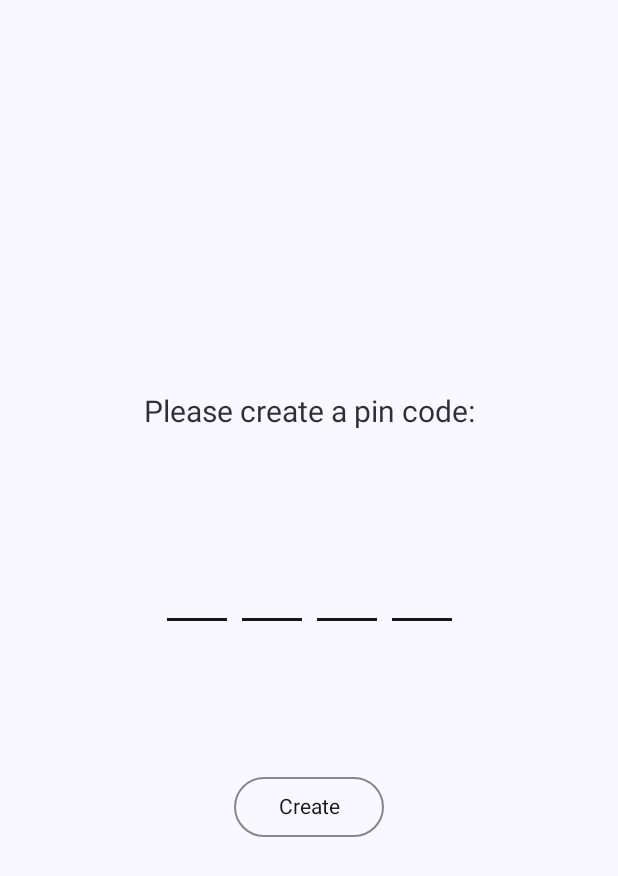
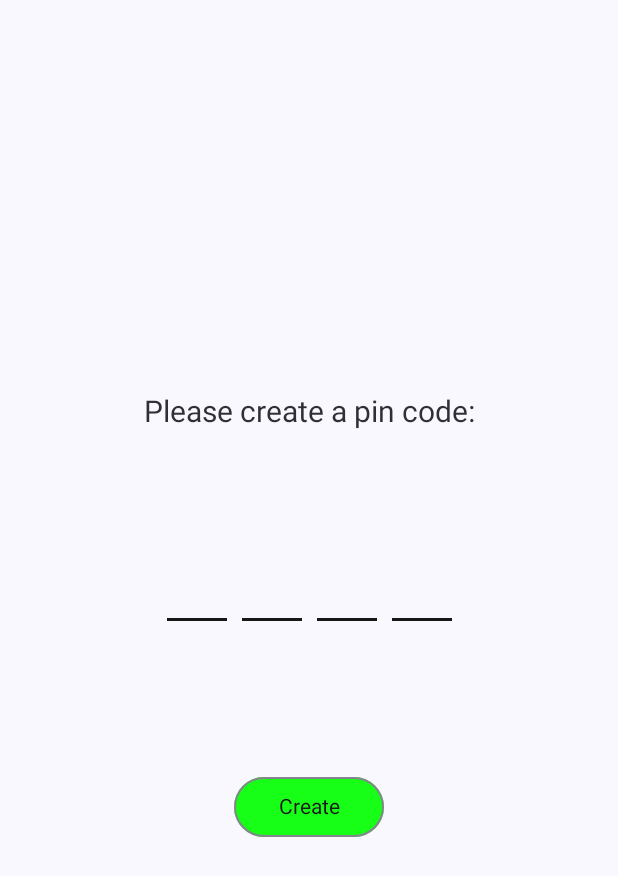
Before and after one commit to ElshodXushvaqtov/BankApp, an Android app built with Jetpack Compose: the screen it shows after launch (MainActivity), on a phone screen of 412 x 824 dp. Shown: the top 876 px of the screen. Run offline under Robolectric (Android 15) with nearby library versions, the phone set to English and light mode, and no system bars.

Commit message:
First Commit

```diff
--- a/app/src/main/java/elshod/myproject/screens/OtpScreen.kt
+++ b/app/src/main/java/elshod/myproject/screens/OtpScreen.kt
@@ -11,6 +11,7 @@ import androidx.compose.foundation.layout.padding
 import androidx.compose.foundation.layout.width
 import androidx.compose.foundation.text.BasicTextField
 import androidx.compose.foundation.text.KeyboardOptions
+import androidx.compose.material3.ButtonDefaults
 import androidx.compose.material3.MaterialTheme
 import androidx.compose.material3.OutlinedButton
 import androidx.compose.material3.Text
@@ -107,7 +108,8 @@ fun OtpView(navHostController: NavHostController) {
             },
             modifier = Modifier
                 .width(100.dp)
-                .padding(top = 100.dp)
+                .padding(top = 100.dp),
+            colors = ButtonDefaults.buttonColors(containerColor = Color.Green)
         ) {
             if (data.intValue == 0) {
                 Text(text = "Create", style = TextStyle(color = Color.Black))
```
